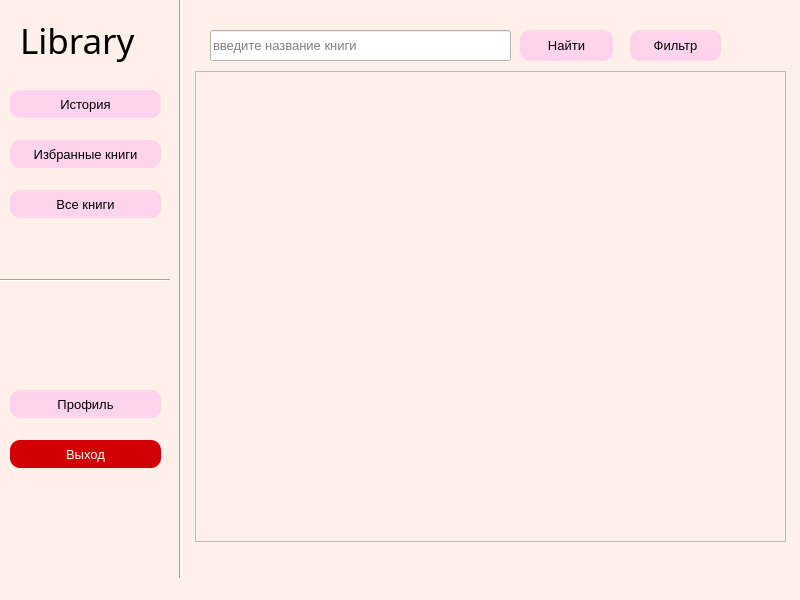
First picture: the form in client/ui/userPage.ui, repository dashaPima/el-library, before the edit.
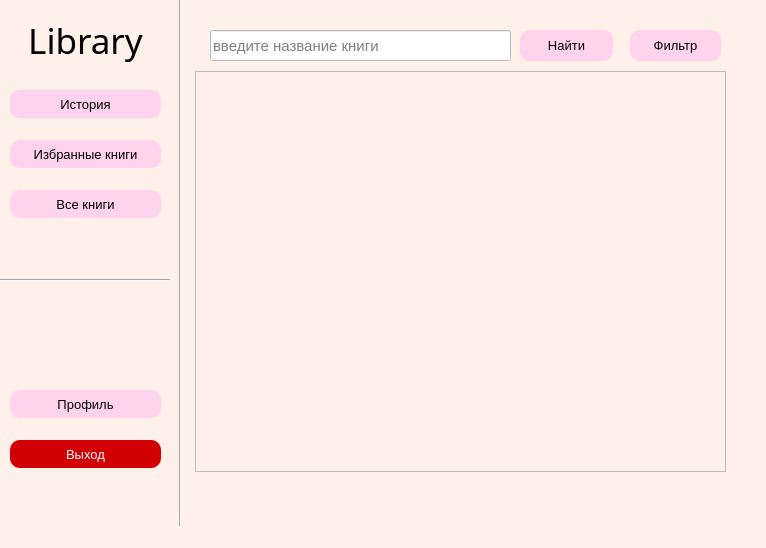
Second picture: the form after the edit.

```diff
--- a/client/ui/userPage.ui
+++ b/client/ui/userPage.ui
@@ -6,8 +6,8 @@
    <rect>
     <x>0</x>
     <y>0</y>
-    <width>800</width>
-    <height>600</height>
+    <width>766</width>
+    <height>548</height>
    </rect>
   </property>
   <property name="windowTitle">
@@ -29,7 +29,7 @@
     <property name="font">
      <font>
       <family>Arial</family>
-      <pointsize>10</pointsize>
+      <pointsize>11</pointsize>
      </font>
     </property>
     <property name="styleSheet">
@@ -109,6 +109,9 @@
     <property name="text">
      <string>Library</string>
     </property>
+    <property name="alignment">
+     <set>Qt::AlignCenter</set>
+    </property>
    </widget>
    <widget class="QPushButton" name="btnHistory">
     <property name="geometry">
@@ -272,8 +275,8 @@
      <rect>
       <x>195</x>
       <y>71</y>
-      <width>591</width>
-      <height>471</height>
+      <width>531</width>
+      <height>401</height>
      </rect>
     </property>
    </widget>
```
Left out of the diff: 4 changed lines with no effect on the pictures.
